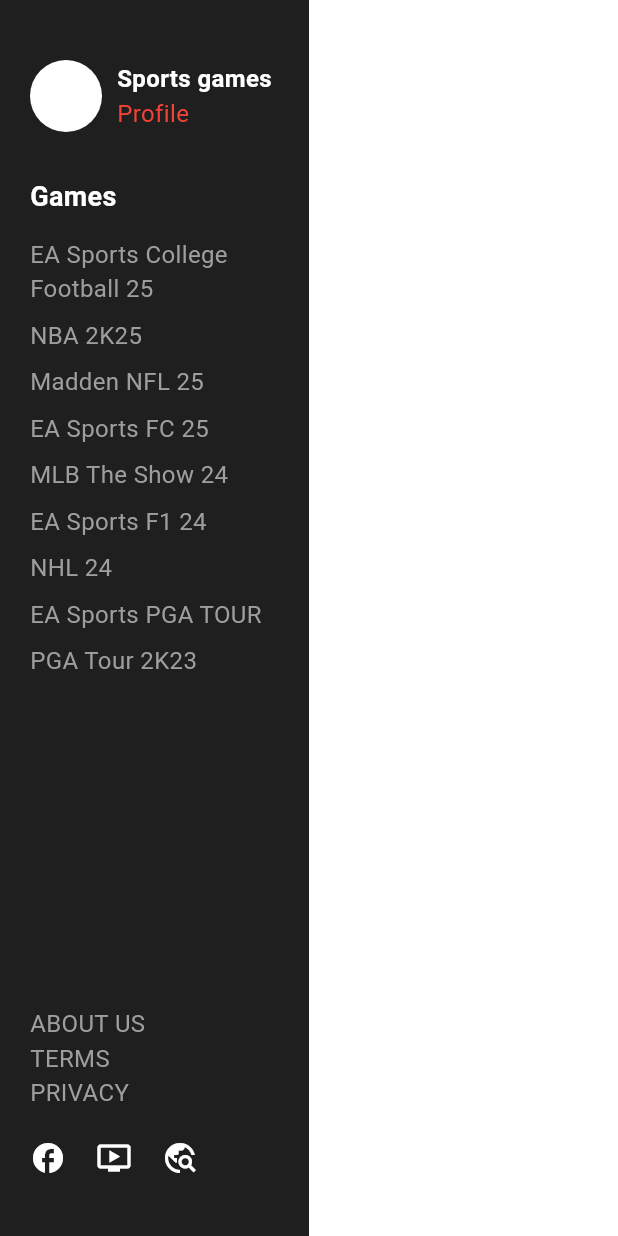
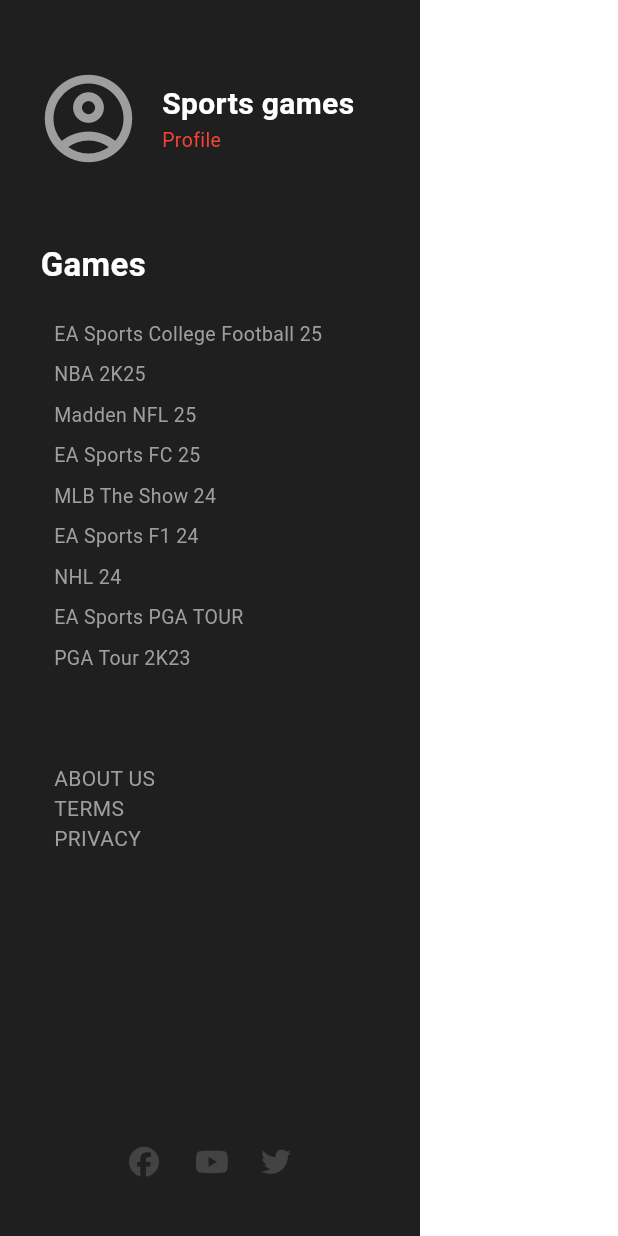
Before and after one commit to Pharaon3/operationsports, a Flutter app: the RightSideDrawer widget shown alone on an empty page, opened directly, on a phone screen of 412 x 824 dp. Run offline on Flutter 3.47's test engine with Material 3 defaults, Android fonts, the phone set to English and light mode, and no system bars; our stand-ins replace flutter_html, font_awesome_flutter, go_router, video_player; network calls fail.

Commit message:
right side drawer

```diff
--- a/lib/main.dart
+++ b/lib/main.dart
@@ -6,7 +6,6 @@ import 'routes/app_routes.dart';
 import 'providers/auth_provider.dart';
 import 'providers/article_provider.dart';
 import 'providers/navigation_provider.dart';
-import './core/constants.dart';
 
 void main() {
   runApp(const OperationSportsApp());
--- a/lib/widgets/right_side_drawer.dart
+++ b/lib/widgets/right_side_drawer.dart
@@ -1,5 +1,7 @@
 import 'package:flutter/material.dart';
+import 'package:font_awesome_flutter/font_awesome_flutter.dart';
 import 'package:go_router/go_router.dart';
+import 'package:operationsports/core/constants.dart';
 
 class RightSideDrawer extends StatelessWidget {
   const RightSideDrawer({super.key});
@@ -19,7 +21,7 @@ class RightSideDrawer extends StatelessWidget {
   @override
   Widget build(BuildContext context) {
     return Container(
-      width: MediaQuery.of(context).size.width * 0.5,
+      width: 280,
       color: const Color(0xFF1F1F1F),
       padding: const EdgeInsets.symmetric(horizontal: 20, vertical: 40),
       child: Column(
@@ -29,58 +31,106 @@ class RightSideDrawer extends StatelessWidget {
             onTap: () {
               context.go('/profile');
             },
-            child: const Row(
+            child: Row(
               children: [
-                CircleAvatar(radius: 24, backgroundColor: Colors.white),
-                SizedBox(width: 10),
+                Container(
+                  padding: const EdgeInsets.all(4),
+                  child: const Icon(
+                    Icons.account_circle_outlined,
+                    size: 70,
+                    color: Colors.grey,
+                  ),
+                ),
+                const SizedBox(width: 10),
                 Column(
                   crossAxisAlignment: CrossAxisAlignment.start,
-                  children: [
+                  children: const [
                     Text(
                       "Sports games",
                       style: TextStyle(
                         color: Colors.white,
-                        fontSize: 16,
+                        fontSize: 20,
                         fontWeight: FontWeight.bold,
                       ),
                     ),
-                    Text("Profile", style: TextStyle(color: Colors.red)),
+                    Text(
+                      "Profile",
+                      style: TextStyle(color: Colors.red, fontSize: 13),
+                    ),
                   ],
                 ),
               ],
             ),
           ),
-          const SizedBox(height: 30),
-          const Text(
-            "Games",
-            style: TextStyle(
-              color: Colors.white,
-              fontWeight: FontWeight.bold,
-              fontSize: 18,
+          const SizedBox(height: 43),
+          Container(
+            padding: EdgeInsets.only(left: 7),
+            child: Text(
+              "Games",
+              style: TextStyle(
+                color: Colors.white,
+                fontWeight: FontWeight.bold,
+                fontSize: 22,
+              ),
             ),
           ),
-          const SizedBox(height: 10),
+          const SizedBox(height: 17),
 
           // List of games
           ...games.map(
             (title) => Padding(
-              padding: const EdgeInsets.symmetric(vertical: 4),
-              child: Text(title, style: const TextStyle(color: Colors.grey)),
+              padding: const EdgeInsets.symmetric(vertical: 4, horizontal: 16),
+              child: Text(
+                title,
+                style: const TextStyle(color: Colors.grey, fontSize: 13),
+              ),
+            ),
+          ),
+          const SizedBox(height: 57),
+          Container(
+            padding: const EdgeInsets.only(left: 16),
+            child: Column(
+              crossAxisAlignment: CrossAxisAlignment.start,
+              mainAxisAlignment: MainAxisAlignment.start,
+              children: const [
+                Text(
+                  "ABOUT US",
+                  style: TextStyle(color: Colors.grey, fontSize: 14),
+                ),
+                Text(
+                  "TERMS",
+                  style: TextStyle(color: Colors.grey, fontSize: 14),
+                ),
+                Text(
+                  "PRIVACY",
+                  style: TextStyle(color: Colors.grey, fontSize: 14),
+                ),
+              ],
             ),
           ),
 
           const Spacer(),
-          const Text("ABOUT US", style: TextStyle(color: Colors.grey)),
-          const Text("TERMS", style: TextStyle(color: Colors.grey)),
-          const Text("PRIVACY", style: TextStyle(color: Colors.grey)),
           const SizedBox(height: 20),
           const Row(
-            children: [
-              Icon(Icons.facebook, color: Colors.white),
-              SizedBox(width: 20),
-              Icon(Icons.ondemand_video, color: Colors.white),
-              SizedBox(width: 20),
-              Icon(Icons.travel_explore, color: Colors.white),
+            mainAxisAlignment: MainAxisAlignment.center,
+            children: const [
+              Icon(
+                FontAwesomeIcons.facebook,
+                color: AppColors.secondaryColor,
+                size: 20,
+              ),
+              SizedBox(width: 24),
+              Icon(
+                FontAwesomeIcons.youtube,
+                color: AppColors.secondaryColor,
+                size: 20,
+              ),
+              SizedBox(width: 24),
+              Icon(
+                FontAwesomeIcons.twitter,
+                color: AppColors.secondaryColor,
+                size: 20,
+              ),
             ],
           ),
         ],
```
